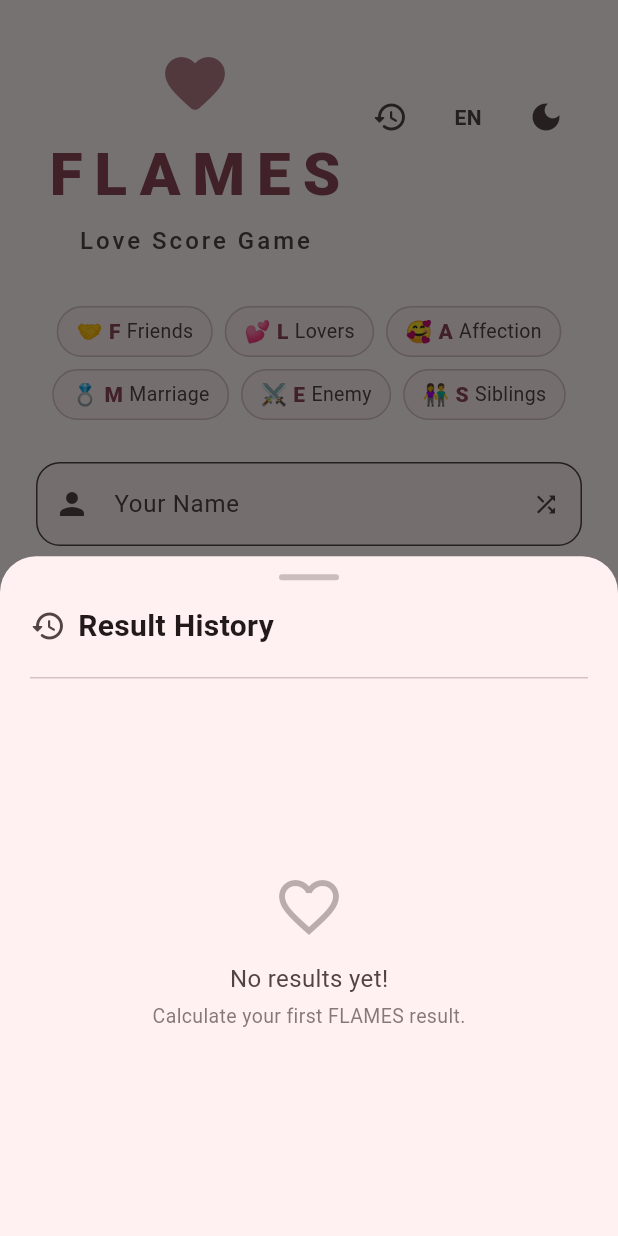
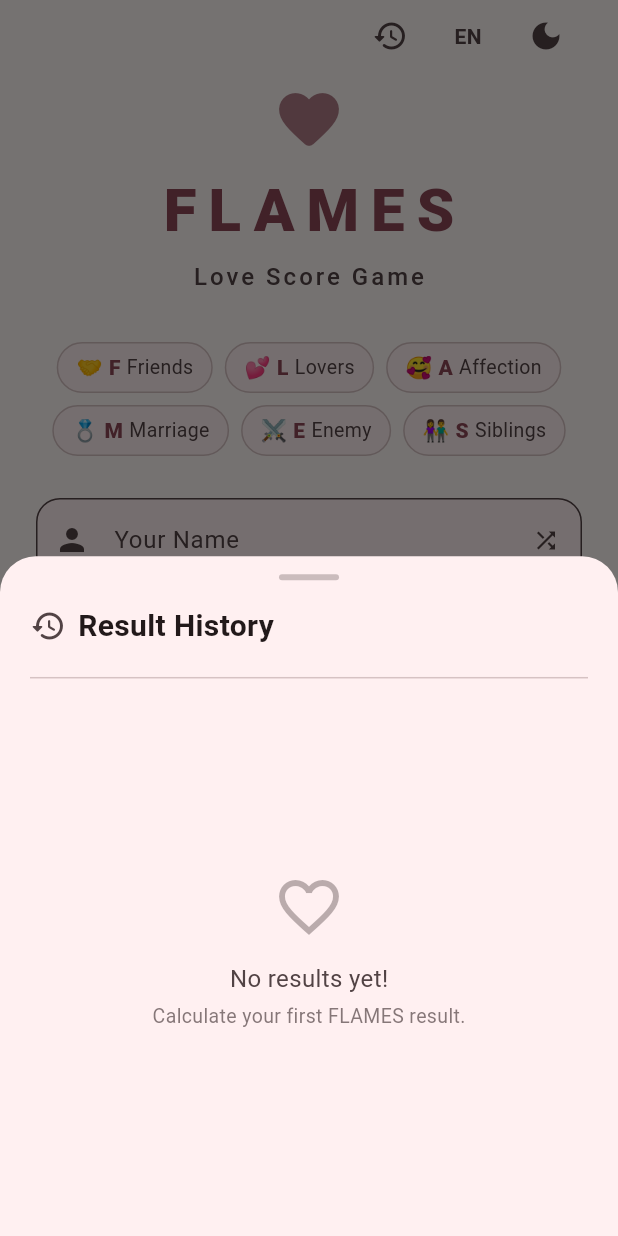
Before and after one commit to DWDS-Apps/FLAMES-Score-Love-Game-, a Flutter app: the screen it shows after launch, after a tap on the "history" icon, on a phone screen of 412 x 824 dp. Run offline on Flutter 3.47's test engine with Material 3 defaults, Android fonts, the phone set to English and light mode, and no system bars; our stand-ins replace audioplayers, share_plus, shared_preferences.

Commit message:
fix: resolve localization null crash, move toggles to top bar, update app id to com.dwds.flames_love_score

```diff
--- a/flames_love_game/lib/l10n/app_localizations.dart
+++ b/flames_love_game/lib/l10n/app_localizations.dart
@@ -37,13 +37,14 @@ class AppLocalizationsDelegate extends LocalizationsDelegate<AppLocalizations> {
 abstract class AppLocalizations {
   /// The locales this app supports.
   static const List<Locale> supportedLocales = [
-    Locale('en', 'US'),
-    Locale('fil', 'PH'),
+    Locale('en'),
+    Locale('fil'),
   ];
 
   /// Convenience method to look up localizations from context.
   static AppLocalizations of(BuildContext context) {
-    return Localizations.of<AppLocalizations>(context, AppLocalizations)!;
+    return Localizations.of<AppLocalizations>(context, AppLocalizations) ??
+        AppLocalizationsEn();
   }
 
   // ── App metadata ──
--- a/flames_love_game/lib/main.dart
+++ b/flames_love_game/lib/main.dart
@@ -27,7 +27,7 @@ class FlamesApp extends StatefulWidget {
 class _FlamesAppState extends State<FlamesApp> {
   bool _useDarkMode = false;
   bool _initialized = false;
-  Locale _locale = const Locale('en', 'US');
+  Locale _locale = const Locale('en');
 
   @override
   void initState() {
@@ -42,8 +42,8 @@ class _FlamesAppState extends State<FlamesApp> {
       _useDarkMode = prefs.getBool(StorageKeys.darkMode) ?? false;
       final localeCode = prefs.getString(StorageKeys.locale) ?? 'en';
       _locale = localeCode == 'fil'
-          ? const Locale('fil', 'PH')
-          : const Locale('en', 'US');
+          ? const Locale('fil')
+          : const Locale('en');
       _initialized = true;
     });
   }
@@ -61,8 +61,8 @@ class _FlamesAppState extends State<FlamesApp> {
   /// Toggles between English and Filipino locale and persists the preference.
   Future<void> _toggleLocale() async {
     final newLocale = _locale.languageCode == 'en'
-        ? const Locale('fil', 'PH')
-        : const Locale('en', 'US');
+        ? const Locale('fil')
+        : const Locale('en');
     final prefs = await SharedPreferences.getInstance();
     await prefs.setString(StorageKeys.locale, newLocale.languageCode);
     setState(() {
@@ -72,24 +72,6 @@ class _FlamesAppState extends State<FlamesApp> {
 
   @override
   Widget build(BuildContext context) {
-    // Show a neutral splash until preferences are loaded.
-    // Uses the default Material theme so no brightness flash occurs
-    // when the user has dark mode saved as their preference.
-    if (!_initialized) {
-      return const MaterialApp(
-        debugShowCheckedModeBanner: false,
-        home: Scaffold(
-          body: Center(
-            child: Icon(
-              Icons.favorite_rounded,
-              size: 64,
-              color: Colors.pink,
-            ),
-          ),
-        ),
-      );
-    }
-
     final brightness = _useDarkMode ? Brightness.dark : Brightness.light;
     final colorScheme = ColorScheme.fromSeed(
       seedColor: const Color(AppColors.seedPink),
@@ -106,6 +88,14 @@ class _FlamesAppState extends State<FlamesApp> {
         GlobalWidgetsLocalizations.delegate,
       ],
       supportedLocales: AppLocalizations.supportedLocales,
+      localeResolutionCallback: (locale, supportedLocales) {
+        for (final supported in supportedLocales) {
+          if (supported.languageCode == locale?.languageCode) {
+            return supported;
+          }
+        }
+        return const Locale('en');
+      },
       theme: ThemeData(
         colorScheme: ColorScheme.fromSeed(
           seedColor: const Color(AppColors.seedPink),
@@ -129,12 +119,22 @@ class _FlamesAppState extends State<FlamesApp> {
         ),
       ),
       themeMode: _useDarkMode ? ThemeMode.dark : ThemeMode.light,
-      home: HomeScreen(
-        isDarkMode: _useDarkMode,
-        onToggleDarkMode: _toggleDarkMode,
-        locale: _locale,
-        onToggleLocale: _toggleLocale,
-      ),
+      home: _initialized
+          ? HomeScreen(
+              isDarkMode: _useDarkMode,
+              onToggleDarkMode: _toggleDarkMode,
+              locale: _locale,
+              onToggleLocale: _toggleLocale,
+            )
+          : const Scaffold(
+              body: Center(
+                child: Icon(
+                  Icons.favorite_rounded,
+                  size: 64,
+                  color: Colors.pink,
+                ),
+              ),
+            ),
     );
   }
 }
--- a/flames_love_game/lib/screens/home_screen.dart
+++ b/flames_love_game/lib/screens/home_screen.dart
@@ -461,13 +461,51 @@ class _HomeScreenState extends State<HomeScreen> with TickerProviderStateMixin {
           padding: const EdgeInsets.symmetric(horizontal: 24),
           child: Column(
             children: [
-              const SizedBox(height: 32),
+              // Top bar with history, locale, and theme toggle
+              Row(
+                mainAxisAlignment: MainAxisAlignment.end,
+                children: [
+                  IconButton(
+                    key: const ValueKey(AppConstants.historyButtonKey),
+                    icon: const Icon(Icons.history_rounded),
+                    tooltip: l10n.historyTooltip,
+                    onPressed: _showHistory,
+                    color: colorScheme.onSurfaceVariant,
+                  ),
+                  const SizedBox(width: 4),
+                  IconButton(
+                    icon: Text(
+                      widget.locale.languageCode.toUpperCase(),
+                      style: TextStyle(
+                        fontSize: 14,
+                        fontWeight: FontWeight.w700,
+                        color: colorScheme.onSurfaceVariant,
+                      ),
+                    ),
+                    tooltip: widget.locale.languageCode == 'en'
+                        ? l10n.switchToFilipino
+                        : l10n.switchToEnglish,
+                    onPressed: widget.onToggleLocale,
+                    color: colorScheme.onSurfaceVariant,
+                  ),
+                  const SizedBox(width: 4),
+                  IconButton(
+                    icon: Icon(
+                      widget.isDarkMode
+                          ? Icons.light_mode
+                          : Icons.dark_mode,
+                    ),
+                    tooltip: widget.isDarkMode
+                        ? l10n.lightModeTooltip
+                        : l10n.darkModeTooltip,
+                    onPressed: widget.onToggleDarkMode,
+                    color: colorScheme.onSurfaceVariant,
+                  ),
+                ],
+              ),
+              const SizedBox(height: 8),
 
-              // Header row with theme toggle and locale toggle
-              Row(
-                mainAxisAlignment: MainAxisAlignment.center,
-                children: [
-                  const Spacer(),
+              // Header
               Semantics(
                 header: true,
                 label: AppConstants.headerSemanticsTitle,
@@ -504,55 +542,6 @@ class _HomeScreenState extends State<HomeScreen> with TickerProviderStateMixin {
                     ),
                   ],
                 ),
-                  ),
-                  const Spacer(),
-                  // History, locale, and dark mode toggle buttons
-                  Padding(
-                    padding: const EdgeInsets.only(bottom: 48),
-                    child: Row(
-                      mainAxisSize: MainAxisSize.min,
-                      children: [
-                        IconButton(
-                          key: const ValueKey(AppConstants.historyButtonKey),
-                          icon: const Icon(Icons.history_rounded),
-                          tooltip: l10n.historyTooltip,
-                          onPressed: _showHistory,
-                          color: colorScheme.onSurfaceVariant,
-                        ),
-                        const SizedBox(width: 4),
-                        // Locale toggle button
-                        IconButton(
-                          icon: Text(
-                            widget.locale.languageCode.toUpperCase(),
-                            style: TextStyle(
-                              fontSize: 14,
-                              fontWeight: FontWeight.w700,
-                              color: colorScheme.onSurfaceVariant,
-                            ),
-                          ),
-                          tooltip: widget.locale.languageCode == 'en'
-                              ? l10n.switchToFilipino
-                              : l10n.switchToEnglish,
-                          onPressed: widget.onToggleLocale,
-                          color: colorScheme.onSurfaceVariant,
-                        ),
-                        const SizedBox(width: 4),
-                        IconButton(
-                          icon: Icon(
-                            widget.isDarkMode
-                                ? Icons.light_mode
-                                : Icons.dark_mode,
-                          ),
-                          tooltip: widget.isDarkMode
-                              ? l10n.lightModeTooltip
-                              : l10n.darkModeTooltip,
-                          onPressed: widget.onToggleDarkMode,
-                          color: colorScheme.onSurfaceVariant,
-                        ),
-                      ],
-                    ),
-                  ),
-                ],
               ),
               const SizedBox(height: 32),
 
```
Also changed, not shown: flames_love_game/pubspec.lock, 14 other files. Lines whose indentation alone changed are shown as unchanged.
